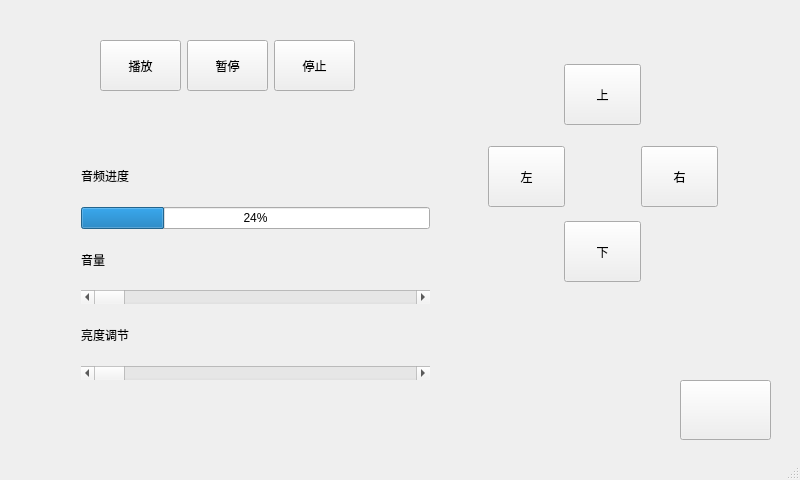
Old version of the form hardware_test/hardware_test/mainwindow.ui in the repository zhuolin2211/desktop_xiaofu.
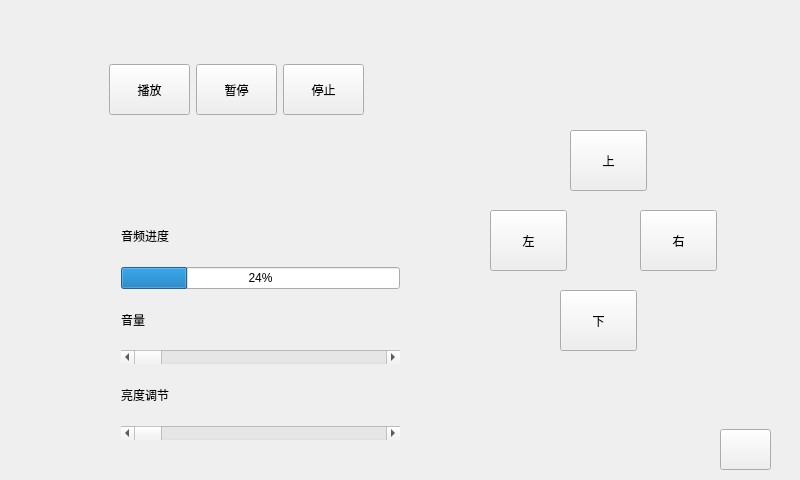
New version of the form.

Diff of the .ui file:
```diff
--- a/hardware_test/hardware_test/mainwindow.ui
+++ b/hardware_test/hardware_test/mainwindow.ui
@@ -31,12 +31,28 @@
   <property name="windowTitle">
    <string>MainWindow</string>
   </property>
+  <property name="styleSheet">
+   <string notr="true"/>
+  </property>
   <widget class="QWidget" name="centralWidget">
+   <widget class="QPushButton" name="pushButton_stop">
+    <property name="geometry">
+     <rect>
+      <x>283</x>
+      <y>64</y>
+      <width>81</width>
+      <height>51</height>
+     </rect>
+    </property>
+    <property name="text">
+     <string>停止</string>
+    </property>
+   </widget>
    <widget class="QPushButton" name="pushButton_up">
     <property name="geometry">
      <rect>
-      <x>564</x>
-      <y>64</y>
+      <x>570</x>
+      <y>130</y>
       <width>77</width>
       <height>61</height>
      </rect>
@@ -51,11 +67,53 @@
      </size>
     </property>
    </widget>
+   <widget class="QPushButton" name="pushButton_paly">
+    <property name="geometry">
+     <rect>
+      <x>109</x>
+      <y>64</y>
+      <width>81</width>
+      <height>51</height>
+     </rect>
+    </property>
+    <property name="text">
+     <string>播放</string>
+    </property>
+   </widget>
+   <widget class="QPushButton" name="pushButton_quit">
+    <property name="geometry">
+     <rect>
+      <x>720</x>
+      <y>429</y>
+      <width>51</width>
+      <height>41</height>
+     </rect>
+    </property>
+    <property name="styleSheet">
+     <string notr="true"/>
+    </property>
+    <property name="text">
+     <string/>
+    </property>
+   </widget>
+   <widget class="QPushButton" name="pushButton_suspend">
+    <property name="geometry">
+     <rect>
+      <x>196</x>
+      <y>64</y>
+      <width>81</width>
+      <height>51</height>
+     </rect>
+    </property>
+    <property name="text">
+     <string>暂停</string>
+    </property>
+   </widget>
    <widget class="QPushButton" name="pushButton_left">
     <property name="geometry">
      <rect>
-      <x>488</x>
-      <y>146</y>
+      <x>490</x>
+      <y>210</y>
       <width>77</width>
       <height>61</height>
      </rect>
@@ -73,8 +131,8 @@
    <widget class="QPushButton" name="pushButton_down">
     <property name="geometry">
      <rect>
-      <x>564</x>
-      <y>221</y>
+      <x>560</x>
+      <y>290</y>
       <width>77</width>
       <height>61</height>
      </rect>
@@ -92,8 +150,8 @@
    <widget class="QPushButton" name="pushButton_right">
     <property name="geometry">
      <rect>
-      <x>641</x>
-      <y>146</y>
+      <x>640</x>
+      <y>210</y>
       <width>77</width>
       <height>61</height>
      </rect>
@@ -108,71 +166,16 @@
      </size>
     </property>
    </widget>
-   <widget class="QPushButton" name="pushButton_quit">
-    <property name="geometry">
-     <rect>
-      <x>680</x>
-      <y>380</y>
-      <width>91</width>
-      <height>60</height>
-     </rect>
-    </property>
-    <property name="text">
-     <string/>
-    </property>
-   </widget>
-   <widget class="QPushButton" name="pushButton_suspend">
-    <property name="geometry">
-     <rect>
-      <x>187</x>
-      <y>40</y>
-      <width>81</width>
-      <height>51</height>
-     </rect>
-    </property>
-    <property name="text">
-     <string>暂停</string>
-    </property>
-   </widget>
-   <widget class="QPushButton" name="pushButton_paly">
-    <property name="geometry">
-     <rect>
-      <x>100</x>
-      <y>40</y>
-      <width>81</width>
-      <height>51</height>
-     </rect>
-    </property>
-    <property name="text">
-     <string>播放</string>
-    </property>
-   </widget>
-   <widget class="QPushButton" name="pushButton_stop">
-    <property name="geometry">
-     <rect>
-      <x>274</x>
-      <y>40</y>
-      <width>81</width>
-      <height>51</height>
-     </rect>
-    </property>
-    <property name="text">
-     <string>停止</string>
-    </property>
-   </widget>
    <widget class="QWidget" name="">
     <property name="geometry">
      <rect>
-      <x>70</x>
-      <y>140</y>
-      <width>371</width>
+      <x>110</x>
+      <y>200</y>
+      <width>301</width>
       <height>251</height>
      </rect>
     </property>
     <layout class="QVBoxLayout" name="verticalLayout">
-     <property name="sizeConstraint">
-      <enum>QLayout::SetDefaultConstraint</enum>
-     </property>
      <item>
       <widget class="QLabel" name="label">
        <property name="text">
@@ -194,6 +197,9 @@
          <height>30</height>
         </size>
        </property>
+       <property name="styleSheet">
+        <string notr="true"/>
+       </property>
        <property name="value">
         <number>24</number>
        </property>
@@ -236,7 +242,6 @@
     </layout>
    </widget>
   </widget>
-  <widget class="QStatusBar" name="statusBar"/>
  </widget>
  <layoutdefault spacing="6" margin="11"/>
  <resources/>
```
